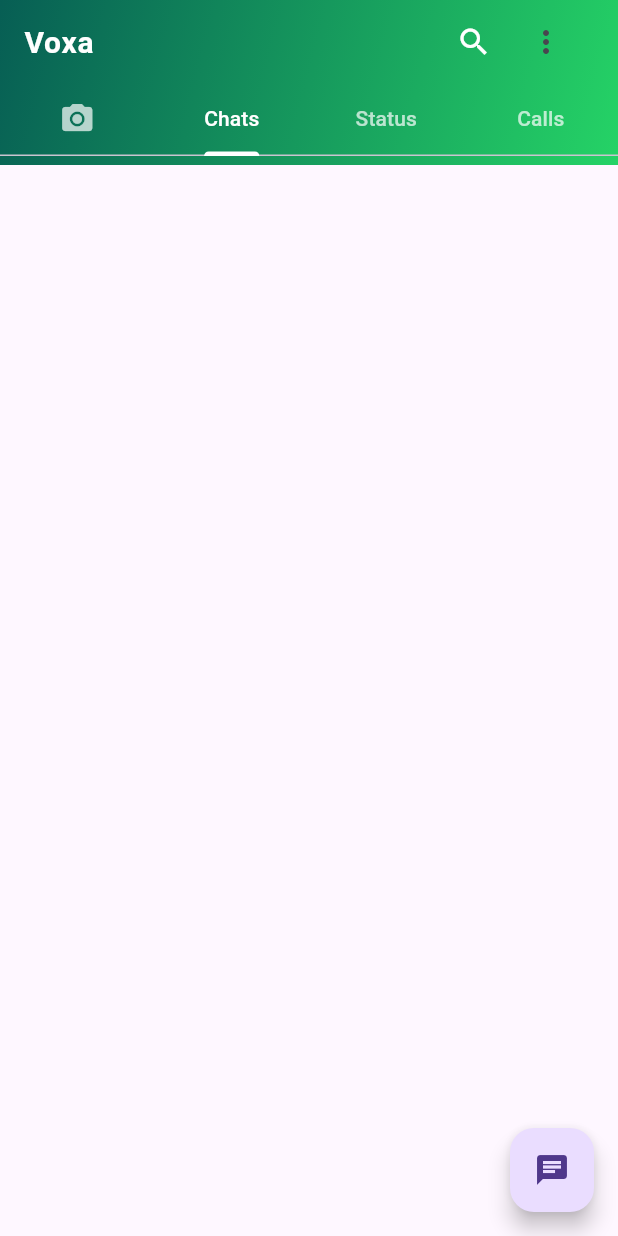
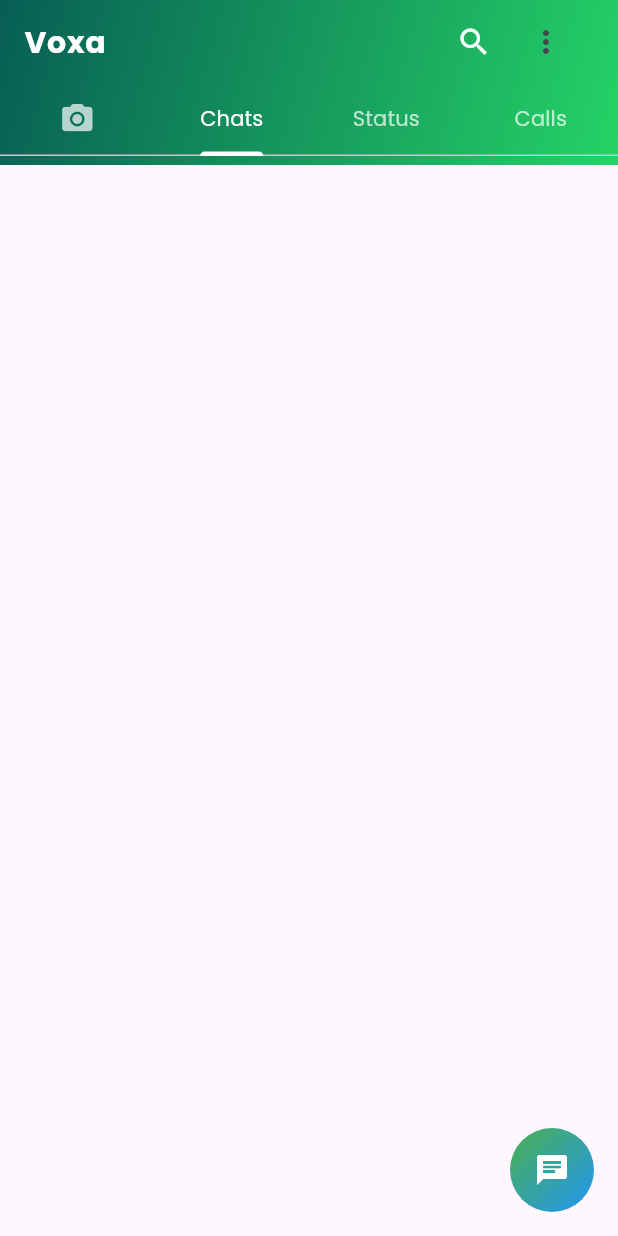
Before and after one commit to San2021331091/voxa-social-chat-app, a Flutter app: the screen it shows after launch, tab 2 chosen, on a phone screen of 412 x 824 dp. Run offline on Flutter 3.47's test engine with Material 3 defaults, Android fonts, the phone set to English and light mode, and no system bars.

Commit message:
Poppins font added

```diff
--- a/frontend/voxa/lib/main.dart
+++ b/frontend/voxa/lib/main.dart
@@ -10,9 +10,15 @@ class MyApp extends StatelessWidget {
 
   @override
   Widget build(BuildContext context) {
-    return const MaterialApp(
+    return MaterialApp(
       debugShowCheckedModeBanner: false,
-      home: HomeScreen(),
+      theme: ThemeData(
+        fontFamily: "Poppins",
+        useMaterial3: true
+      ),
+
+      home : const HomeScreen(),
+
 
     );
   }
--- a/frontend/voxa/lib/pages/ChatPage.dart
+++ b/frontend/voxa/lib/pages/ChatPage.dart
@@ -1,20 +1,37 @@
 import 'package:flutter/material.dart';
 
+class ChatPage extends StatefulWidget {
+  const ChatPage({super.key});
 
-class ChatPage extends StatefulWidget {
   @override
   State<StatefulWidget> createState() => ChatPageState();
 }
 
-class ChatPageState extends State<ChatPage>{
-
- @override
+class ChatPageState extends State<ChatPage> {
+  @override
   Widget build(BuildContext context) {
-
- return Scaffold(
-     floatingActionButton: FloatingActionButton(onPressed: (){},
-     child: Icon(Icons.chat),) ,
-
+    return Scaffold(
+      floatingActionButton: Container(
+        width: 56,
+        height: 56,
+        decoration: const BoxDecoration(
+          shape: BoxShape.circle,
+          gradient: LinearGradient(
+            colors: [
+              Colors.green,
+              Colors.blue,
+            ],
+            begin: Alignment.topLeft,
+            end: Alignment.bottomRight,
+          ),
+        ),
+        child: FloatingActionButton(
+          onPressed: () {},
+          backgroundColor: Colors.transparent,
+          elevation: 0,
+          child: const Icon(Icons.chat, color: Colors.white),
+        ),
+      ),
     );
   }
 }
--- a/frontend/voxa/lib/screens/homescreen.dart
+++ b/frontend/voxa/lib/screens/homescreen.dart
@@ -1,5 +1,5 @@
 import 'package:flutter/material.dart';
-import 'package:voxa/pages/ChatPage.dart';
+import 'package:voxa/pages/chatpage.dart';
 
 // HomeScreen widget with TabBar and AppBar
 class HomeScreen extends StatefulWidget {
@@ -30,6 +30,7 @@ class HomeScreenState extends State<HomeScreen>
   Widget build(BuildContext context) {
     return Scaffold(
       appBar: PreferredSize(
+
         preferredSize: const Size.fromHeight(110),
         child: Container(
           decoration: const BoxDecoration(
```
Also changed, not shown: frontend/voxa/pubspec.yaml (+7 -6 lines), frontend/voxa/fonts/Poppins-Bold.ttf (added), frontend/voxa/fonts/Poppins-Italic.ttf (added), frontend/voxa/fonts/Poppins-Regular.ttf (added).
